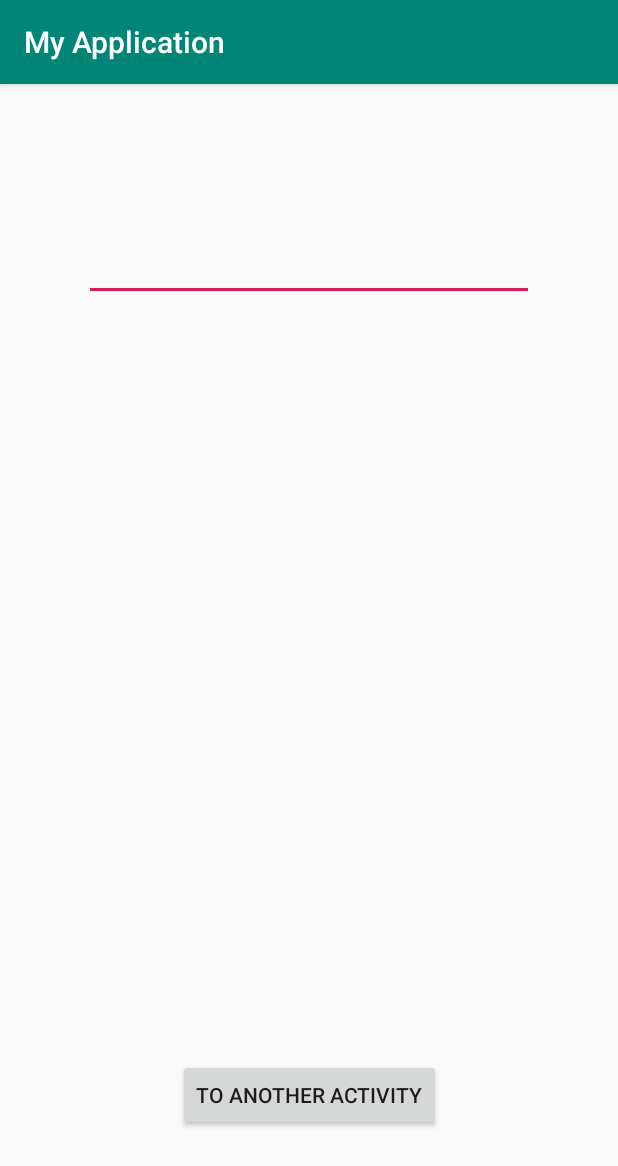
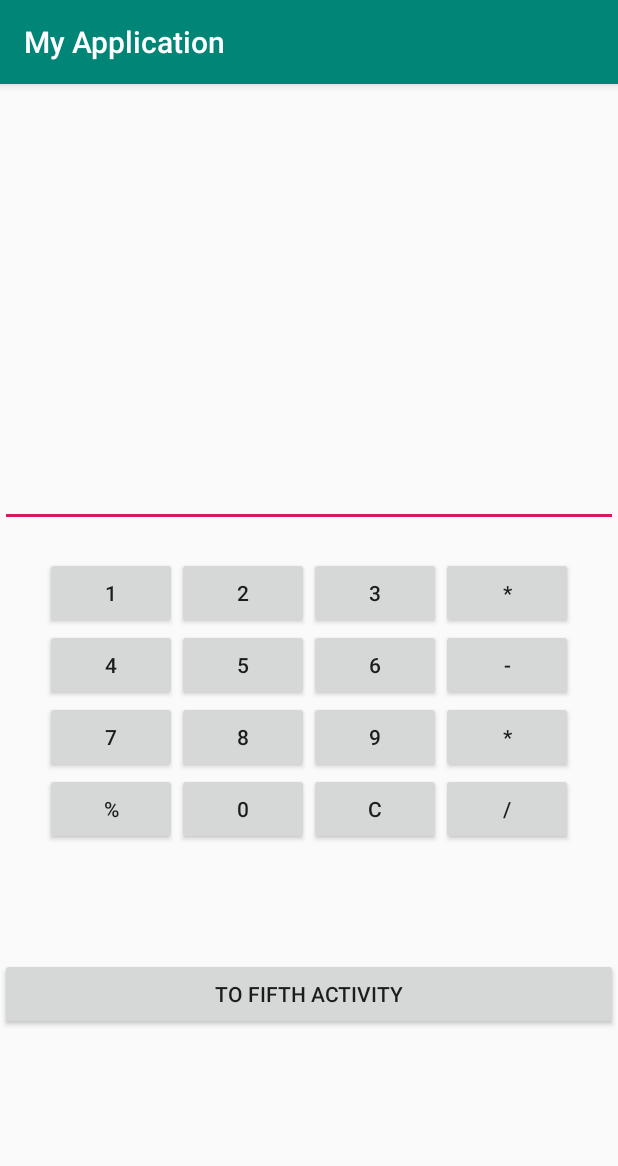
Before and after one commit to tank0412/android_development, an Android app: the FourthActivity screen opened directly, with no data from a screen before it, on a phone screen of 412 x 824 dp. Shown: the top 1166 px of the screen. Run offline under Robolectric (Android 15) with nearby library versions, the phone set to English and light mode, and no system bars.

Commit message:
Changes for fourth and second xml

```diff
--- a/app/build.gradle
+++ b/app/build.gradle
@@ -26,4 +26,5 @@ dependencies {
     testImplementation 'junit:junit:4.12'
     androidTestImplementation 'androidx.test:runner:1.1.1'
     androidTestImplementation 'androidx.test.espresso:espresso-core:3.1.1'
+    implementation 'androidx.gridlayout:gridlayout:1.0.0'
 }
--- a/app/src/main/res/layout/activity_fourth.xml
+++ b/app/src/main/res/layout/activity_fourth.xml
@@ -1,31 +1,68 @@
-<?xml version="1.0" encoding="utf-8"?>
-<androidx.constraintlayout.widget.ConstraintLayout xmlns:android="http://schemas.android.com/apk/res/android"
-    xmlns:app="http://schemas.android.com/apk/res-auto"
+<LinearLayout xmlns:android="http://schemas.android.com/apk/res/android"
     xmlns:tools="http://schemas.android.com/tools"
-    android:layout_width="match_parent"
-    android:layout_height="match_parent"
-    tools:context=".FourthActivity">
+    android:layout_width="fill_parent"
+    android:layout_height="fill_parent"
+    android:padding="0dp"
+    android:orientation="vertical">
 
     <EditText
         android:id="@+id/editText2"
-        android:layout_width="300dp"
+        android:layout_width="match_parent"
         android:layout_height="wrap_content"
-        android:layout_marginTop="99dp"
+        android:layout_marginTop="250dp"
         android:ems="10"
-        android:inputType="textPersonName"
-        app:layout_constraintEnd_toEndOf="parent"
-        app:layout_constraintHorizontal_bias="0.5"
-        app:layout_constraintStart_toStartOf="parent"
-        app:layout_constraintTop_toTopOf="parent" />
+        android:inputType="textPersonName" />
+
+    <GridLayout
+        android:layout_width="wrap_content"
+        android:layout_height="wrap_content"
+        android:layout_gravity="center"
+        android:layout_marginTop="20dp"
+        android:columnCount="4"
+        android:orientation="horizontal">
+
+
+        <Button android:text="1" />
+
+        <Button android:text="2" />
+
+        <Button android:text="3" />
+
+        <Button android:text="*" />
+
+        <Button android:text="4" />
+
+        <Button android:text="5" />
+
+        <Button android:text="6" />
+
+        <Button android:text="-" />
+
+        <Button android:text="7" />
+
+        <Button android:text="8" />
+
+        <Button android:text="9" />
+
+        <Button android:text="*" />
+
+        <Button android:text="%" />
+
+        <Button android:text="0" />
+
+        <Button android:text="C" />
+
+        <Button android:text="/" />
+
+
+    </GridLayout>
 
     <Button
         android:id="@+id/button14"
-        android:layout_width="wrap_content"
+        android:layout_width="match_parent"
         android:layout_height="wrap_content"
-        android:layout_marginBottom="70dp"
-        android:text="To Another Activity"
-        app:layout_constraintBottom_toBottomOf="parent"
-        app:layout_constraintEnd_toEndOf="parent"
-        app:layout_constraintHorizontal_bias="0.5"
-        app:layout_constraintStart_toStartOf="parent" />
-</androidx.constraintlayout.widget.ConstraintLayout>
+        android:layout_marginTop="75dp"
+        android:onClick="toAnotherActivity"
+        android:text="To Fifth Activity" />
+
+</LinearLayout>
--- a/app/src/main/res/layout/activity_second.xml
+++ b/app/src/main/res/layout/activity_second.xml
@@ -93,11 +93,8 @@
         android:id="@+id/textView"
         android:layout_width="wrap_content"
         android:layout_height="wrap_content"
-        android:layout_marginBottom="211dp"
         android:text="XML Layout"
         android:textSize="50dp"
-        app:layout_constraintBottom_toBottomOf="parent"
-        app:layout_constraintEnd_toEndOf="parent"
-        app:layout_constraintStart_toStartOf="parent"
-        app:layout_constraintTop_toBottomOf="@+id/button5" />
+        tools:layout_editor_absoluteX="73dp"
+        tools:layout_editor_absoluteY="453dp" />
 </androidx.constraintlayout.widget.ConstraintLayout>
```
